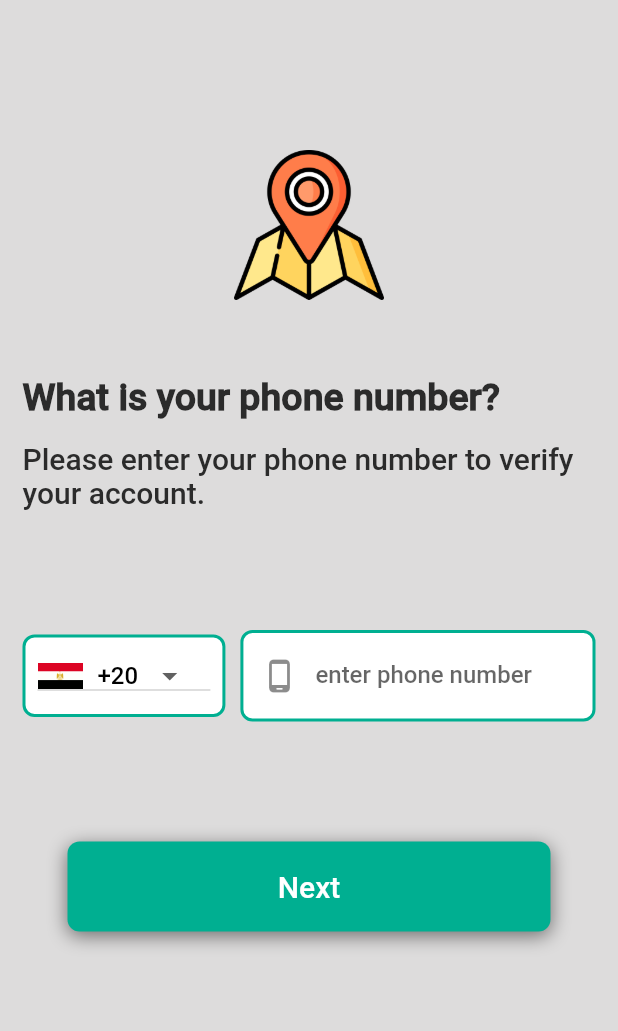
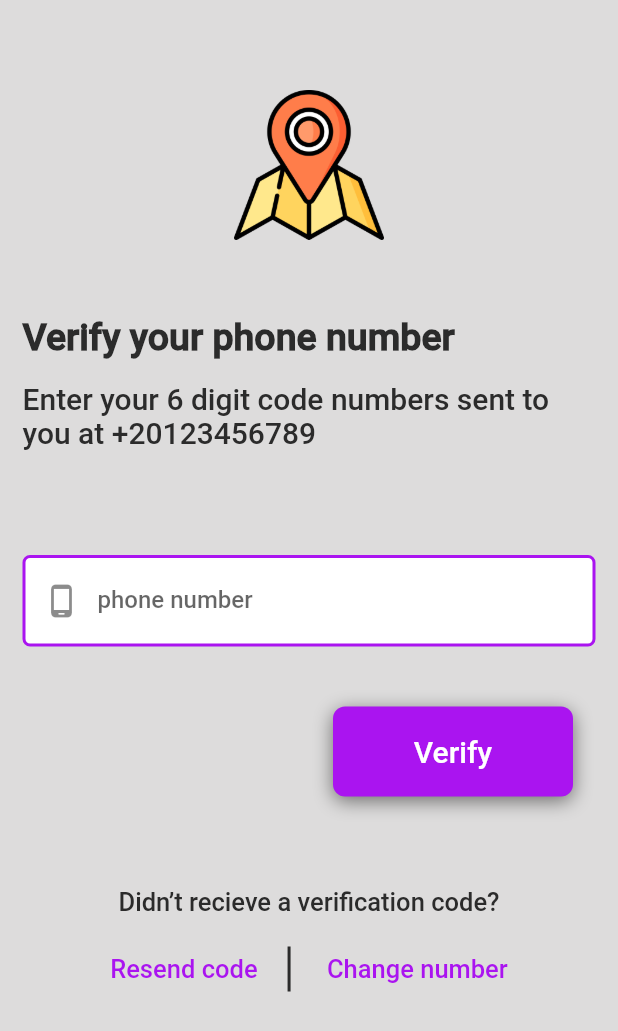
Before and after one commit to eslammongy/FirebaseAuth, a Flutter app: the screen it shows after launch, after a tap on "Next", on a phone screen of 412 x 824 dp. Shown: the top 1031 px of the screen. Run offline on Flutter 3.47's test engine with Material 2 defaults, Android fonts, the phone set to English and light mode, and no system bars; our stand-ins replace firebase_core, hexcolor; accounts and stored records are empty.

Commit message:
finishing app ui

```diff
--- /dev/null
+++ b/lib/presentaion/screens/Verify_phone_number.dart
@@ -0,0 +1,96 @@
+import 'package:flutter/material.dart';
+import 'package:flutter_maps/constants/colors.dart';
+import 'package:flutter_maps/presentaion/screens/create_user_account.dart';
+import 'package:flutter_maps/presentaion/widget/button_shape.dart';
+import 'package:flutter_maps/presentaion/widget/text_input_feild.dart';
+import 'package:flutter_maps/presentaion/widget/upper_view.dart';
+
+class VerifyPhoneNumber extends StatelessWidget {
+  VerifyPhoneNumber({Key key}) : super(key: key);
+  var textEditingController = TextEditingController();
+  @override
+  Widget build(BuildContext context) {
+    return SafeArea(
+      child: Scaffold(
+        backgroundColor: AppColor.backgroundColor,
+        body: SingleChildScrollView(
+          child: Form(
+              child: Container(
+            margin: EdgeInsets.symmetric(horizontal: 15, vertical: 60),
+            child: Column(
+              crossAxisAlignment: CrossAxisAlignment.start,
+              children: [
+                displayUpperView("Verify your phone number",
+                    "Enter your 6 digit code numbers sent to you at +20123456789"),
+                textInputField(
+                    controller: textEditingController,
+                    type: TextInputType.phone,
+                    validate: (_) {},
+                    label: "phone number",
+                    prefix: Icons.phone_android_rounded),
+                SizedBox(
+                  height: 40,
+                ),
+                buildButtonShape("Verify", context, CreateUserAccount()),
+                SizedBox(
+                  height: 60,
+                ),
+                Align(
+                  alignment: Alignment.bottomCenter,
+                  child: Column(
+                    mainAxisAlignment: MainAxisAlignment.center,
+                    children: [
+                      Text(
+                        "Didn’t recieve a verification code?",
+                        style: TextStyle(
+                            fontSize: 17,
+                            fontFamily: "Roboto",
+                            fontWeight: FontWeight.w500,
+                            color: AppColor.textColor),
+                      ),
+                      SizedBox(
+                        height: 20,
+                      ),
+                      Row(
+                        mainAxisAlignment: MainAxisAlignment.center,
+                        children: [
+                          Text(
+                            "Resend code",
+                            style: TextStyle(
+                                fontSize: 17,
+                                fontFamily: "Roboto",
+                                fontWeight: FontWeight.w200,
+                                color: AppColor.shapesColor),
+                          ),
+                          SizedBox(
+                            width: 20,
+                          ),
+                          Container(
+                            height: 30,
+                            width: 2,
+                            color: AppColor.textColor,
+                          ),
+                          SizedBox(
+                            width: 20,
+                          ),
+                          Text(
+                            " Change number",
+                            style: TextStyle(
+                                fontSize: 17,
+                                fontFamily: "Roboto",
+                                fontWeight: FontWeight.w500,
+                                color: AppColor.shapesColor),
+                          ),
+                        ],
+                      )
+                    ],
+                  ),
+                ),
+              ],
+            ),
+          )),
+        ),
+      ),
+    );
+  }
+}
--- a/lib/presentaion/screens/phone_auth.dart
+++ b/lib/presentaion/screens/phone_auth.dart
@@ -1,7 +1,10 @@
 import 'package:flutter/material.dart';
 import 'package:flutter_maps/constants/colors.dart';
 import 'package:flutter_maps/data/drop_down_menu.dart';
+import 'package:flutter_maps/presentaion/screens/Verify_phone_number.dart';
+import 'package:flutter_maps/presentaion/widget/button_shape.dart';
 import 'package:flutter_maps/presentaion/widget/text_input_feild.dart';
+import 'package:flutter_maps/presentaion/widget/upper_view.dart';
 
 class PhoneAuthScreen extends StatelessWidget {
   var formKey = GlobalKey<FormState>();
@@ -22,70 +25,13 @@ class PhoneAuthScreen extends StatelessWidget {
             child: Column(
               crossAxisAlignment: CrossAxisAlignment.start,
               children: [
-                Center(
-                  child: Image.asset(
-                    "assets/images/location.png",
-                    width: 100,
-                    height: 100,
-                  ),
-                ),
-                SizedBox(
-                  height: 50,
-                ),
-                Text(
-                  "What is your phone number?",
-                  style: TextStyle(
-                      fontSize: 25,
-                      fontFamily: "Roboto",
-                      fontWeight: FontWeight.w800,
-                      color: AppColor.textColor),
-                ),
-                SizedBox(
-                  height: 15,
-                ),
-                Text(
-                  "Please enter your phone number to verify your account.",
-                  style: TextStyle(
-                      fontSize: 20,
-                      fontFamily: "Roboto",
-                      fontWeight: FontWeight.w500,
-                      color: AppColor.textColor),
-                ),
-                SizedBox(
-                  height: 80,
-                ),
+                displayUpperView("What is your phone number?",
+                    "Please enter your phone number to verify your account."),
                 buildPhoneFormField(seletedItem, emailTextController),
                 SizedBox(
                   height: 80,
                 ),
-                Align(
-                  alignment: AlignmentDirectional.centerEnd,
-                  child: Container(
-                    width: double.infinity,
-                    height: 60,
-                    margin: EdgeInsets.symmetric(horizontal: 30),
-                    decoration: BoxDecoration(
-                        color: AppColor.iconsColor,
-                        borderRadius: BorderRadius.all(Radius.circular(8)),
-                        boxShadow: [
-                          BoxShadow(
-                            blurRadius: 10,
-                            color: Colors.black.withOpacity(0.5),
-                            offset: Offset(0, 3),
-                          )
-                        ]),
-                    child: TextButton(
-                        onPressed: () {},
-                        child: Text(
-                          "Next",
-                          style: TextStyle(
-                              fontSize: 20,
-                              fontFamily: "Roboto",
-                              fontWeight: FontWeight.w500,
-                              color: Colors.white),
-                        )),
-                  ),
-                )
+                buildButtonShape("Next", context, VerifyPhoneNumber())
               ],
             ),
           ),
--- a/lib/presentaion/screens/splash_screen.dart
+++ b/lib/presentaion/screens/splash_screen.dart
@@ -39,10 +39,11 @@ class _SpalshScreenState extends State<SpalshScreen> {
               height: 10,
             ),
             Text(
-              "Maps",
+              "MAPS",
               style: TextStyle(
                   fontSize: 30,
                   fontFamily: "Pacifico",
+                  fontWeight: FontWeight.w800,
                   color: AppColor.textColor),
             )
           ],
--- /dev/null
+++ b/lib/presentaion/widget/button_shape.dart
@@ -0,0 +1,38 @@
+import 'package:flutter/cupertino.dart';
+import 'package:flutter/material.dart';
+import 'package:flutter_maps/constants/colors.dart';
+
+Widget buildButtonShape(
+    String buttonText, BuildContext context, Widget widget) {
+  return Align(
+    alignment: AlignmentDirectional.centerEnd,
+    child: Container(
+      width: 160,
+      height: 60,
+      margin: EdgeInsets.symmetric(horizontal: 15),
+      decoration: BoxDecoration(
+          color: AppColor.shapesColor,
+          borderRadius: BorderRadius.all(Radius.circular(8)),
+          boxShadow: [
+            BoxShadow(
+              blurRadius: 10,
+              color: Colors.black.withOpacity(0.5),
+              offset: Offset(0, 3),
+            )
+          ]),
+      child: TextButton(
+          onPressed: () {
+            Navigator.pushReplacement(
+                context, MaterialPageRoute(builder: (_) => widget));
+          },
+          child: Text(
+            buttonText,
+            style: TextStyle(
+                fontSize: 20,
+                fontFamily: "Roboto",
+                fontWeight: FontWeight.w500,
+                color: Colors.white),
+          )),
+    ),
+  );
+}
--- a/lib/presentaion/widget/text_input_feild.dart
+++ b/lib/presentaion/widget/text_input_feild.dart
@@ -20,9 +20,9 @@ Widget textInputField({
       height: size,
       decoration: BoxDecoration(
         color: Colors.white,
-        borderRadius: BorderRadius.all(Radius.circular(8)),
+        borderRadius: BorderRadius.all(Radius.circular(5)),
         border: Border.all(
-          color: AppColor.iconsColor,
+          color: AppColor.shapesColor,
           width: 2,
         ),
       ),
@@ -37,11 +37,13 @@ Widget textInputField({
         cursorColor: Colors.amberAccent,
         decoration: InputDecoration(
           labelText: label,
+
           border: InputBorder.none,
           focusedBorder: InputBorder.none,
           enabledBorder: InputBorder.none,
           errorBorder: InputBorder.none,
           disabledBorder: InputBorder.none,
+
           contentPadding:
               EdgeInsets.only(left: 15, bottom: 11, top: 11, right: 15),
           prefixIcon: Icon(
@@ -74,7 +76,7 @@ Widget buildPhoneFormField(
               color: Colors.white,
               borderRadius: BorderRadius.circular(8),
               border: Border.all(
-                color: AppColor.iconsColor,
+                color: AppColor.shapesColor,
                 width: 2,
               ),
             ),
@@ -89,7 +91,7 @@ Widget buildPhoneFormField(
               controller: textEditingController,
               type: TextInputType.phone,
               validate: (_) {},
-              label: "enter phone number",
+              label: "phone number",
               prefix: Icons.phone_android_rounded))
     ],
   );
--- /dev/null
+++ b/lib/presentaion/widget/upper_view.dart
@@ -0,0 +1,42 @@
+import 'package:flutter/cupertino.dart';
+import 'package:flutter_maps/constants/colors.dart';
+
+Widget displayUpperView(String text1, String text2) {
+  return Column(
+    crossAxisAlignment: CrossAxisAlignment.start,
+    children: [
+      Center(
+        child: Image.asset(
+          "assets/images/location.png",
+          width: 100,
+          height: 100,
+        ),
+      ),
+      SizedBox(
+        height: 50,
+      ),
+      Text(
+        text1,
+        style: TextStyle(
+            fontSize: 25,
+            fontFamily: "Roboto",
+            fontWeight: FontWeight.w800,
+            color: AppColor.textColor),
+      ),
+      SizedBox(
+        height: 15,
+      ),
+      Text(
+        text2,
+        style: TextStyle(
+            fontSize: 20,
+            fontFamily: "Roboto",
+            fontWeight: FontWeight.w500,
+            color: AppColor.textColor),
+      ),
+      SizedBox(
+        height: 70,
+      ),
+    ],
+  );
+}
```
Also changed, not shown: lib/presentaion/screens/create_user_account.dart (+137 -0 lines), assets/images/photo_camera.png (added).
